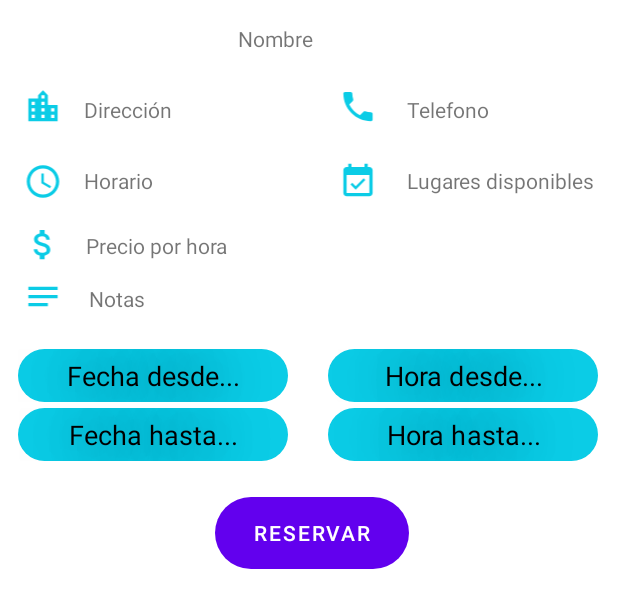
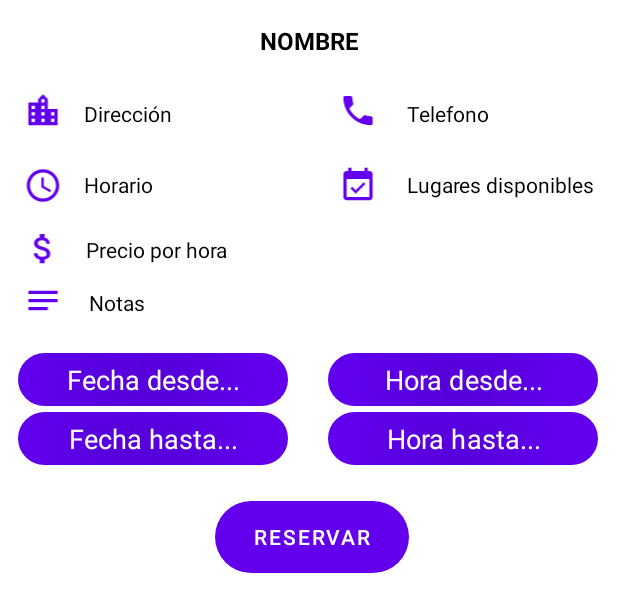
Before and after one commit to EzeCasella/parkapp-android, an Android app: the layout reserva_fragment.xml on its own in the app's theme, with its tools: preview values and no code run, on a phone screen of 412 x 824 dp. Shown: the top 612 px of the screen. Run offline under Robolectric (Android 15) with nearby library versions, the phone set to English and light mode, and no system bars.

Commit message:
Pasando configuraciones de UI para reserva xml

```diff
--- a/app/src/main/java/com/probit/parkapp/ui/map/ReservaFragment.java
+++ b/app/src/main/java/com/probit/parkapp/ui/map/ReservaFragment.java
@@ -117,28 +117,12 @@ public class ReservaFragment extends BottomSheetDialogFragment {
 
         // Seteando texto a los text view
         tvNombreParking.setText(nombreParking);
-        tvNombreParking.setTextSize(16);
-        tvNombreParking.setTextColor(Color.parseColor("black"));
-        tvNombreParking.setAllCaps(true);
-        tvNombreParking.setTypeface(null, Typeface.BOLD);
-
         tvDireccion.setText(direccion);
-        tvDireccion.setTextColor(Color.parseColor("black"));
-
         tvTelefono.setText(telefono);
-        tvTelefono.setTextColor(Color.parseColor("black"));
-
         tvHorario.setText(horario);
-        tvHorario.setTextColor(Color.parseColor("black"));
-
         tvLugaresDisponibles.setText(lugaresDisponibles);
-        tvLugaresDisponibles.setTextColor(Color.parseColor("black"));
-
         tvNotas.setText(notas);
-        tvNotas.setTextColor(Color.parseColor("black"));
-
         tvCostoHora.setText("$ " + precioHora);
-        tvCostoHora.setTextColor(Color.parseColor("black"));
 
         // Perform click event on text view
         dateFrom.setOnClickListener(new View.OnClickListener() {
--- a/app/src/main/res/layout/reserva_fragment.xml
+++ b/app/src/main/res/layout/reserva_fragment.xml
@@ -1,6 +1,5 @@
 <?xml version="1.0" encoding="utf-8"?>
-<androidx.constraintlayout.widget.ConstraintLayout
-    xmlns:android="http://schemas.android.com/apk/res/android"
+<androidx.constraintlayout.widget.ConstraintLayout xmlns:android="http://schemas.android.com/apk/res/android"
     xmlns:app="http://schemas.android.com/apk/res-auto"
     xmlns:tools="http://schemas.android.com/tools"
     android:layout_width="match_parent"
@@ -14,12 +13,15 @@
         android:layout_width="250dp"
         android:layout_height="wrap_content"
         android:layout_marginTop="16dp"
-        android:text="Nombre"
         android:textAlignment="center"
+        android:textAllCaps="true"
+        android:textColor="@color/black"
+        android:textSize="16sp"
+        android:textStyle="bold"
         app:layout_constraintEnd_toEndOf="parent"
-        app:layout_constraintHorizontal_bias="0.363"
         app:layout_constraintStart_toStartOf="parent"
-        app:layout_constraintTop_toTopOf="parent" />
+        app:layout_constraintTop_toTopOf="parent"
+        tools:text="Nombre" />
 
     <TextView
         android:id="@+id/direccion_parking"
@@ -28,6 +30,7 @@
         android:layout_marginStart="56dp"
         android:layout_marginTop="28dp"
         android:text="Dirección"
+        android:textColor="@color/black"
         app:layout_constraintStart_toStartOf="parent"
         app:layout_constraintTop_toBottomOf="@+id/nombre_parking" />
 
@@ -39,6 +42,7 @@
         android:layout_marginStart="56dp"
         android:layout_marginTop="28dp"
         android:text="Horario"
+        android:textColor="@color/black"
         app:layout_constraintStart_toStartOf="parent"
         app:layout_constraintTop_toBottomOf="@+id/direccion_parking" />
 
@@ -49,6 +53,7 @@
         android:layout_marginStart="12dp"
         android:background="#FFFFFF"
         android:src="@drawable/ic_baseline_local_phone_24"
+        app:tint="@color/purple_500"
         app:layout_constraintBottom_toTopOf="@+id/lugares_disponibles"
         app:layout_constraintStart_toEndOf="@+id/direccion_parking"
         app:layout_constraintTop_toBottomOf="@+id/nombre_parking"
@@ -61,12 +66,14 @@
         android:layout_marginStart="12dp"
         android:layout_marginTop="28dp"
         android:text="Telefono"
+        android:textColor="@color/black"
         app:layout_constraintStart_toEndOf="@+id/phone_image"
         app:layout_constraintTop_toBottomOf="@+id/nombre_parking" />
 
     <ImageView
         android:id="@+id/imageView3"
         android:layout_width="41dp"
+        app:tint="@color/purple_500"
         android:layout_height="26dp"
         android:layout_marginStart="12dp"
         android:layout_marginTop="24dp"
@@ -81,6 +88,7 @@
         android:layout_marginStart="12dp"
         android:layout_marginTop="28dp"
         android:text="Lugares disponibles"
+        android:textColor="@color/black"
         app:layout_constraintStart_toEndOf="@+id/imageView3"
         app:layout_constraintTop_toBottomOf="@+id/telefono" />
 
@@ -90,13 +98,13 @@
         android:layout_width="180dp"
         android:layout_height="wrap_content"
         android:layout_marginTop="24dp"
-        android:padding="5dp"
         android:background="@drawable/rounded_corner"
-        android:backgroundTint="#0bcce6"
+        android:backgroundTint="@color/purple_500"
         android:ems="10"
         android:hint="Hora desde..."
-        android:textColorHint="@color/black"
         android:inputType="time"
+        android:padding="5dp"
+        android:textColorHint="@color/white"
         app:layout_constraintEnd_toEndOf="parent"
         app:layout_constraintHorizontal_bias="0.666"
         app:layout_constraintLeft_toRightOf="@id/fecha_desde"
@@ -107,9 +115,9 @@
         android:id="@+id/reservar_button"
         android:layout_width="129dp"
         android:layout_height="48dp"
+        android:layout_marginBottom="50dp"
         android:layout_marginTop="24dp"
         android:background="@drawable/rounded_corner"
-        android:backgroundTint="#0bcce6"
         android:text="@string/reservar"
         app:layout_constraintEnd_toEndOf="parent"
         app:layout_constraintHorizontal_bias="0.507"
@@ -136,13 +144,13 @@
         android:layout_width="180dp"
         android:layout_height="wrap_content"
         android:layout_marginTop="4dp"
-        android:padding="5dp"
         android:background="@drawable/rounded_corner"
-        android:backgroundTint="#0bcce6"
+        android:backgroundTint="@color/purple_500"
         android:ems="10"
         android:hint="Hora hasta..."
-        android:textColorHint="@color/black"
         android:inputType="time"
+        android:padding="5dp"
+        android:textColorHint="@color/white"
         app:layout_constraintEnd_toEndOf="parent"
         app:layout_constraintHorizontal_bias="0.666"
         app:layout_constraintLeft_toRightOf="@id/fecha_hasta"
@@ -156,13 +164,13 @@
         android:layout_height="wrap_content"
         android:layout_marginStart="12dp"
         android:layout_marginTop="24dp"
-        android:padding="5dp"
         android:background="@drawable/rounded_corner"
-        android:backgroundTint="#0bcce6"
+        android:backgroundTint="@color/purple_500"
         android:ems="10"
         android:hint="Fecha desde..."
-        android:textColorHint="@color/black"
         android:inputType="date"
+        android:padding="5dp"
+        android:textColorHint="@color/white"
         app:layout_constraintLeft_toLeftOf="parent"
         app:layout_constraintStart_toStartOf="parent"
         app:layout_constraintTop_toBottomOf="@+id/notas" />
@@ -174,13 +182,13 @@
         android:layout_height="wrap_content"
         android:layout_marginStart="12dp"
         android:layout_marginTop="4dp"
-        android:padding="5dp"
         android:background="@drawable/rounded_corner"
-        android:backgroundTint="#0bcce6"
+        android:backgroundTint="@color/purple_500"
         android:ems="10"
         android:hint="Fecha hasta..."
-        android:textColorHint="@color/black"
         android:inputType="date"
+        android:padding="5dp"
+        android:textColorHint="@color/white"
         app:layout_constraintLeft_toLeftOf="parent"
         app:layout_constraintStart_toStartOf="parent"
         app:layout_constraintTop_toBottomOf="@+id/fecha_desde" />
@@ -190,6 +198,7 @@
         android:layout_width="41dp"
         android:layout_height="26dp"
         android:layout_marginStart="8dp"
+        app:tint="@color/purple_500"
         android:layout_marginTop="16dp"
         android:src="@drawable/ic_baseline_attach_money_24"
         app:layout_constraintStart_toStartOf="parent"
@@ -202,6 +211,7 @@
         android:layout_marginStart="8dp"
         android:layout_marginTop="24dp"
         android:text="Precio por hora"
+        android:textColor="@color/black"
         app:layout_constraintStart_toEndOf="@+id/imageView5"
         app:layout_constraintTop_toBottomOf="@+id/horario" />
 
@@ -211,6 +221,7 @@
         android:layout_height="wrap_content"
         android:layout_marginTop="16dp"
         android:text="Notas"
+        android:textColor="@color/black"
         app:layout_constraintEnd_toEndOf="parent"
         app:layout_constraintHorizontal_bias="0.03"
         app:layout_constraintStart_toEndOf="@+id/imageView4"
@@ -223,6 +234,7 @@
         android:layout_marginStart="8dp"
         android:src="@drawable/ic_baseline_notes_24"
         app:layout_constraintBottom_toTopOf="@+id/fecha_desde"
+        app:tint="@color/purple_500"
         app:layout_constraintStart_toStartOf="parent"
         app:layout_constraintTop_toBottomOf="@+id/imageView5"
         app:layout_constraintVertical_bias="0.285" />
@@ -233,6 +245,7 @@
         android:layout_width="41dp"
         android:layout_height="26dp"
         android:src="@drawable/ic_baseline_location_city_24"
+        app:tint="@color/purple_500"
         app:layout_constraintBottom_toTopOf="@+id/horario"
         app:layout_constraintEnd_toStartOf="@+id/direccion_parking"
         app:layout_constraintHorizontal_bias="0.533"
@@ -246,6 +259,7 @@
         android:layout_height="26dp"
         android:layout_marginTop="24dp"
         android:src="@drawable/ic_baseline_access_time_24"
+        app:tint="@color/purple_500"
         app:layout_constraintEnd_toStartOf="@+id/horario"
         app:layout_constraintHorizontal_bias="0.533"
         app:layout_constraintStart_toStartOf="parent"
```
